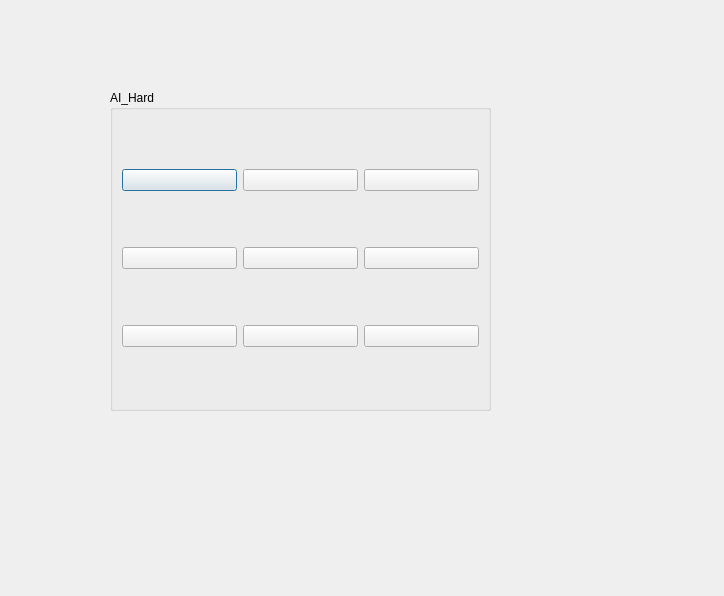
Qt form GUI/hard1.ui (AHMED-ABDELLATIF56/Advanced-Tic-Tac-Toe) before a commit.
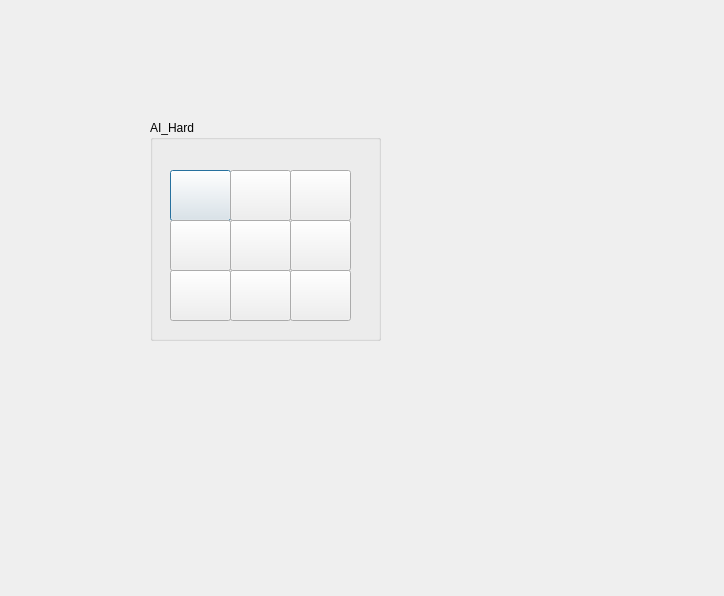
The same form after that commit.

Diff of the .ui file:
```diff
--- a/GUI/hard1.ui
+++ b/GUI/hard1.ui
@@ -16,80 +16,132 @@
   <widget class="QGroupBox" name="groupBox">
    <property name="geometry">
     <rect>
-     <x>110</x>
-     <y>90</y>
-     <width>381</width>
-     <height>321</height>
+     <x>150</x>
+     <y>120</y>
+     <width>231</width>
+     <height>221</height>
     </rect>
    </property>
    <property name="title">
     <string>AI_Hard</string>
    </property>
-   <layout class="QGridLayout" name="gridLayout">
-    <item row="0" column="0">
      <widget class="QPushButton" name="pushButton">
+    <property name="geometry">
+     <rect>
+      <x>20</x>
+      <y>50</y>
+      <width>61</width>
+      <height>51</height>
+     </rect>
+    </property>
       <property name="text">
        <string/>
       </property>
      </widget>
-    </item>
-    <item row="0" column="1">
      <widget class="QPushButton" name="pushButton_2">
+    <property name="geometry">
+     <rect>
+      <x>80</x>
+      <y>50</y>
+      <width>61</width>
+      <height>51</height>
+     </rect>
+    </property>
       <property name="text">
        <string/>
       </property>
      </widget>
-    </item>
-    <item row="0" column="2">
      <widget class="QPushButton" name="pushButton_3">
+    <property name="geometry">
+     <rect>
+      <x>140</x>
+      <y>50</y>
+      <width>61</width>
+      <height>51</height>
+     </rect>
+    </property>
       <property name="text">
        <string/>
       </property>
      </widget>
-    </item>
-    <item row="1" column="0">
      <widget class="QPushButton" name="pushButton_4">
+    <property name="geometry">
+     <rect>
+      <x>20</x>
+      <y>100</y>
+      <width>61</width>
+      <height>51</height>
+     </rect>
+    </property>
       <property name="text">
        <string/>
       </property>
      </widget>
-    </item>
-    <item row="1" column="1">
      <widget class="QPushButton" name="pushButton_5">
+    <property name="geometry">
+     <rect>
+      <x>80</x>
+      <y>100</y>
+      <width>61</width>
+      <height>51</height>
+     </rect>
+    </property>
       <property name="text">
        <string/>
       </property>
      </widget>
-    </item>
-    <item row="1" column="2">
      <widget class="QPushButton" name="pushButton_6">
+    <property name="geometry">
+     <rect>
+      <x>140</x>
+      <y>100</y>
+      <width>61</width>
+      <height>51</height>
+     </rect>
+    </property>
       <property name="text">
        <string/>
       </property>
      </widget>
-    </item>
-    <item row="2" column="0">
      <widget class="QPushButton" name="pushButton_7">
+    <property name="geometry">
+     <rect>
+      <x>20</x>
+      <y>150</y>
+      <width>61</width>
+      <height>51</height>
+     </rect>
+    </property>
       <property name="text">
        <string/>
       </property>
      </widget>
-    </item>
-    <item row="2" column="1">
      <widget class="QPushButton" name="pushButton_8">
+    <property name="geometry">
+     <rect>
+      <x>80</x>
+      <y>150</y>
+      <width>61</width>
+      <height>51</height>
+     </rect>
+    </property>
       <property name="text">
        <string/>
       </property>
      </widget>
-    </item>
-    <item row="2" column="2">
      <widget class="QPushButton" name="pushButton_9">
+    <property name="geometry">
+     <rect>
+      <x>140</x>
+      <y>150</y>
+      <width>61</width>
+      <height>51</height>
+     </rect>
+    </property>
       <property name="text">
        <string/>
       </property>
      </widget>
-    </item>
-   </layout>
   </widget>
  </widget>
  <resources/>
```
Lines whose indentation alone changed are shown as unchanged.
